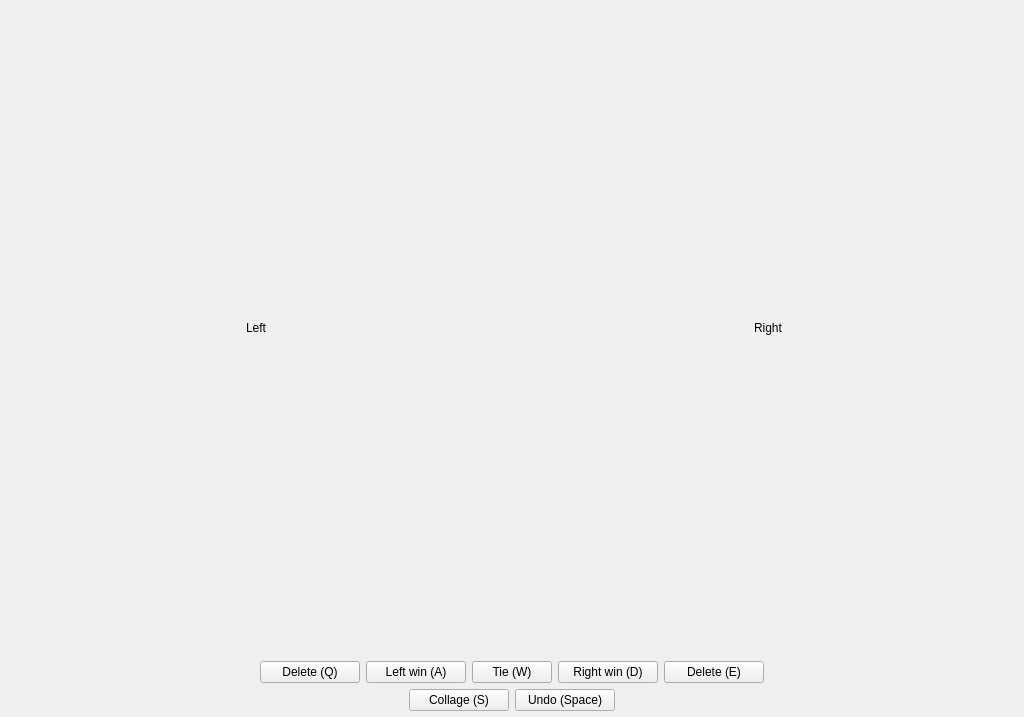
Qt form homura_art/ui/main_window.ui (nikohonu/homura-art) before a commit.
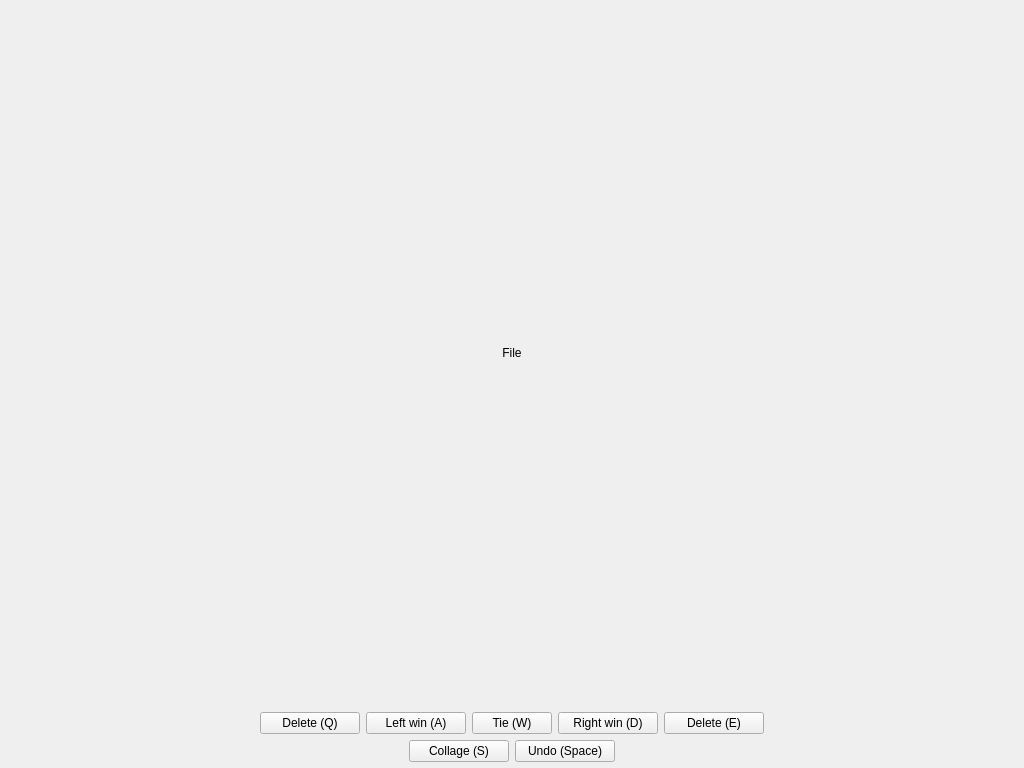
The same form after that commit.

Patch:
```diff
--- a/homura_art/ui/main_window.ui
+++ b/homura_art/ui/main_window.ui
@@ -7,9 +7,15 @@
     <x>0</x>
     <y>0</y>
     <width>1024</width>
-    <height>717</height>
+    <height>768</height>
    </rect>
   </property>
+  <property name="minimumSize">
+   <size>
+    <width>1024</width>
+    <height>768</height>
+   </size>
+  </property>
   <property name="windowTitle">
    <string>MainWindow</string>
   </property>
@@ -50,23 +56,7 @@
          </sizepolicy>
         </property>
         <property name="text">
-         <string>Left</string>
-        </property>
-        <property name="alignment">
-         <set>Qt::AlignCenter</set>
-        </property>
-       </widget>
-      </item>
-      <item>
-       <widget class="QLabel" name="right_file">
-        <property name="sizePolicy">
-         <sizepolicy hsizetype="Preferred" vsizetype="Expanding">
-          <horstretch>0</horstretch>
-          <verstretch>0</verstretch>
-         </sizepolicy>
-        </property>
-        <property name="text">
-         <string>Right</string>
+         <string>File</string>
         </property>
         <property name="alignment">
          <set>Qt::AlignCenter</set>
```
Left out of the diff: 2 changed lines with no effect on the pictures.
